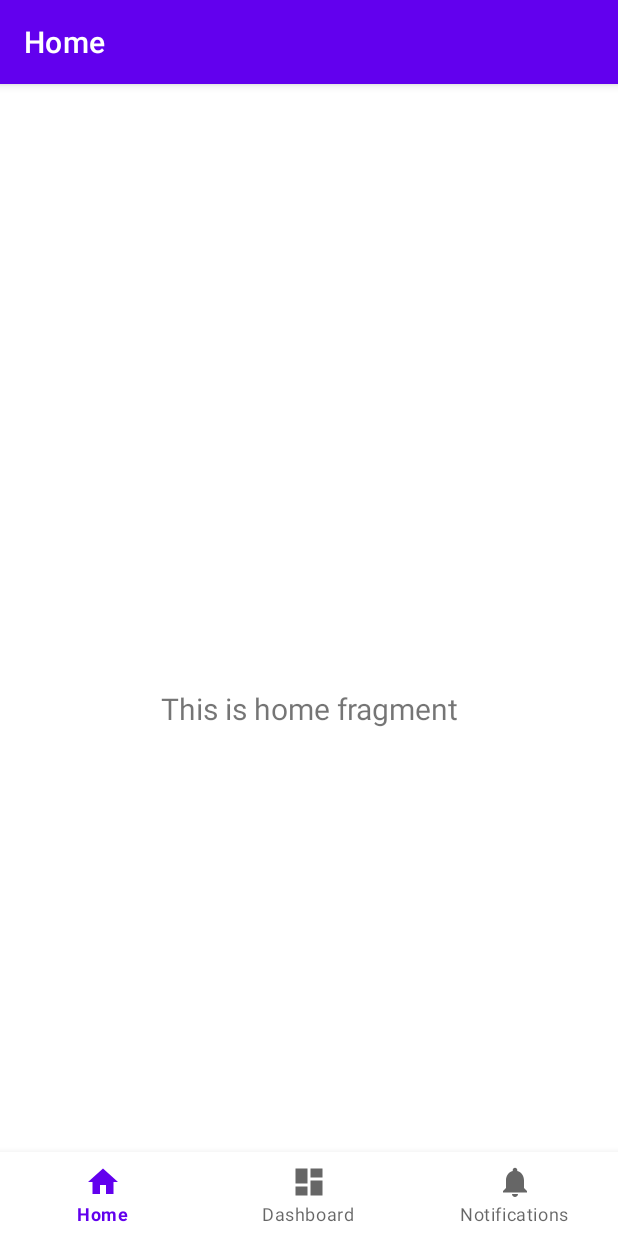
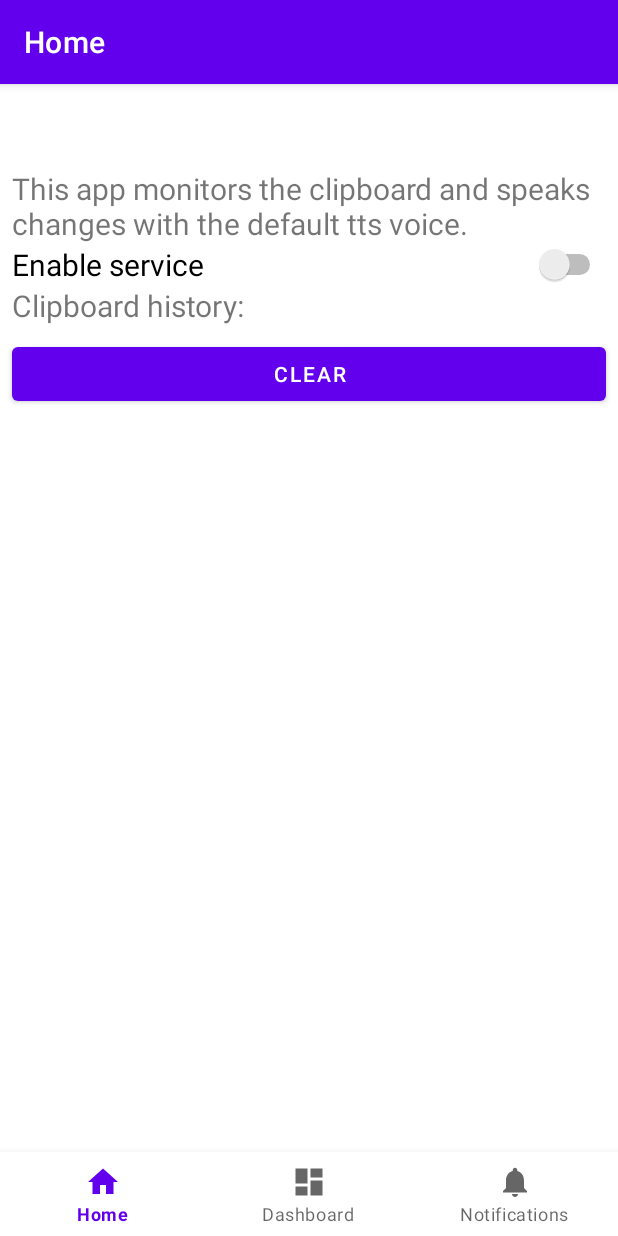
Before and after one commit to bashirahmedd/sharelogger, an Android app: the screen it shows after launch (MainActivity), on a phone screen of 412 x 824 dp. Run offline under Robolectric (Android 15) with nearby library versions, the phone set to English and light mode, and no system bars; our stand-ins replace navigation-ui.

Commit message:
building ui

```diff
--- a/app/src/main/AndroidManifest.xml
+++ b/app/src/main/AndroidManifest.xml
@@ -42,6 +42,7 @@
 <!--                <category android:name="android.intent.category.DEFAULT" />-->
 <!--                <data android:mimeType="audio/*" />-->
 <!--            </intent-filter>-->
+
 <!--            <intent-filter>-->
 <!--                <action android:name="android.intent.action.SEND_MULTIPLE" />-->
 <!--                <category android:name="android.intent.category.DEFAULT" />-->
@@ -50,8 +51,7 @@
 
         </activity>
 
-        <service
-            android:name=".utils.ClipboardMonitorService" />
+        <service android:name=".utils.ClipboardMonitorService" />
 
         <receiver
             android:name=".utils.BootCompletedReceiver"
--- a/app/src/main/java/com/ahmed/sharelogger/ui/home/HomeFragment.java
+++ b/app/src/main/java/com/ahmed/sharelogger/ui/home/HomeFragment.java
@@ -24,8 +24,8 @@ public class HomeFragment extends Fragment {
         binding = FragmentHomeBinding.inflate(inflater, container, false);
         View root = binding.getRoot();
 
-        final TextView textView = binding.textHome;
-        homeViewModel.getmText().observe(getViewLifecycleOwner(), textView::setText);
+        //final TextView textView = binding.textHome;
+        //homeViewModel.getmText().observe(getViewLifecycleOwner(), textView::setText);
         return root;
     }
 
--- a/app/src/main/java/com/ahmed/sharelogger/ui/notifications/NotificationsFragment.java
+++ b/app/src/main/java/com/ahmed/sharelogger/ui/notifications/NotificationsFragment.java
@@ -24,8 +24,8 @@ public class NotificationsFragment extends Fragment {
         binding = FragmentNotificationsBinding.inflate(inflater, container, false);
         View root = binding.getRoot();
 
-        final TextView textView = binding.textNotifications;
-        notificationsViewModel.getText().observe(getViewLifecycleOwner(), textView::setText);
+        //final TextView textView = binding.textNotifications;
+        //notificationsViewModel.getText().observe(getViewLifecycleOwner(), textView::setText);
         return root;
     }
 
--- a/app/src/main/res/layout/fragment_home.xml
+++ b/app/src/main/res/layout/fragment_home.xml
@@ -7,17 +7,60 @@
     tools:context=".ui.home.HomeFragment">
 
     <TextView
-        android:id="@+id/text_home"
+        android:id="@+id/twDescription"
         android:layout_width="match_parent"
         android:layout_height="wrap_content"
         android:layout_marginStart="8dp"
-        android:layout_marginTop="8dp"
         android:layout_marginEnd="8dp"
-        android:textAlignment="center"
+
+        android:focusable="false"
+        android:text="@string/labelDescription"
         android:textSize="20sp"
-        app:layout_constraintBottom_toBottomOf="parent"
         app:layout_constraintEnd_toEndOf="parent"
         app:layout_constraintStart_toStartOf="parent"
         app:layout_constraintTop_toTopOf="parent" />
 
+    <Switch
+        android:id="@+id/buttonEnableService"
+        android:layout_width="match_parent"
+        android:layout_height="wrap_content"
+        android:layout_marginStart="8dp"
+        android:layout_marginEnd="8dp"
+        android:text="@string/buttonEnableService"
+        android:textSize="20sp"
+        app:layout_constraintEnd_toEndOf="parent"
+        app:layout_constraintStart_toStartOf="parent"
+        app:layout_constraintTop_toBottomOf="@id/twDescription" />
+
+    <TextView
+        android:id="@+id/lblClipboardHistory"
+        android:layout_width="match_parent"
+        android:layout_height="wrap_content"
+        android:focusable="false"
+        android:textSize="20sp"
+        android:layout_marginStart="8dp"
+        android:layout_marginEnd="8dp"
+        android:text="@string/labelClipboardHistory"
+        android:paddingBottom="8dp"
+        app:layout_constraintTop_toBottomOf="@id/buttonEnableService"/>
+
+    <Button
+        android:id="@+id/buttonClearClipboardHistory"
+        android:layout_width="match_parent"
+        android:layout_height="wrap_content"
+        android:layout_marginStart="8dp"
+        android:layout_marginEnd="8dp"
+        android:text="@string/buttonClearClipboardHistory"
+        app:layout_constraintTop_toBottomOf="@id/lblClipboardHistory"
+        />
+
+    <TextView
+        android:id="@+id/labelListViewClipboardHistoryEmpty"
+        android:layout_width="match_parent"
+        android:layout_height="wrap_content"
+        android:layout_marginStart="8dp"
+        android:layout_marginEnd="8dp"
+        android:focusable="false"
+        app:layout_constraintTop_toBottomOf="@id/buttonClearClipboardHistory"/>
+
 </androidx.constraintlayout.widget.ConstraintLayout>
--- a/app/src/main/res/layout/fragment_notifications.xml
+++ b/app/src/main/res/layout/fragment_notifications.xml
@@ -6,17 +6,9 @@
     android:layout_height="match_parent"
     tools:context=".ui.notifications.NotificationsFragment">
 
-    <TextView
-        android:id="@+id/text_notifications"
+    <ListView
+        android:id="@+id/listViewClipboardHistory"
         android:layout_width="match_parent"
-        android:layout_height="wrap_content"
-        android:layout_marginStart="8dp"
-        android:layout_marginTop="8dp"
-        android:layout_marginEnd="8dp"
-        android:textAlignment="center"
-        android:textSize="20sp"
-        app:layout_constraintBottom_toBottomOf="parent"
-        app:layout_constraintEnd_toEndOf="parent"
-        app:layout_constraintStart_toStartOf="parent"
-        app:layout_constraintTop_toTopOf="parent" />
+        android:layout_height="match_parent" />
+
 </androidx.constraintlayout.widget.ConstraintLayout>
```
